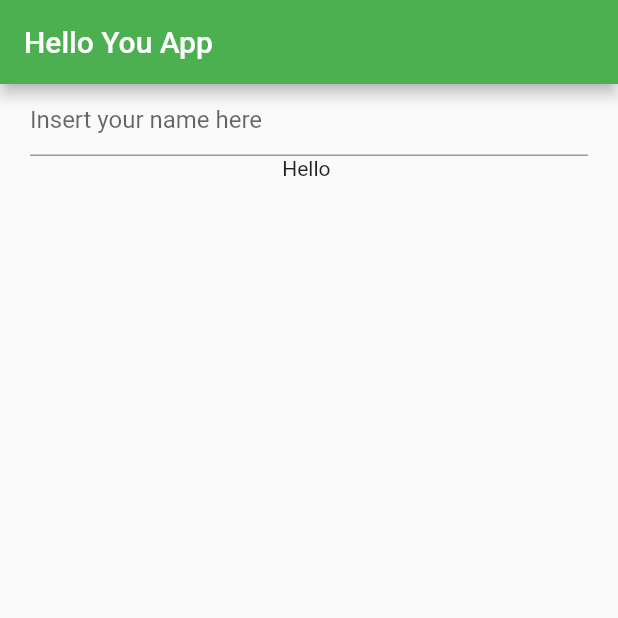
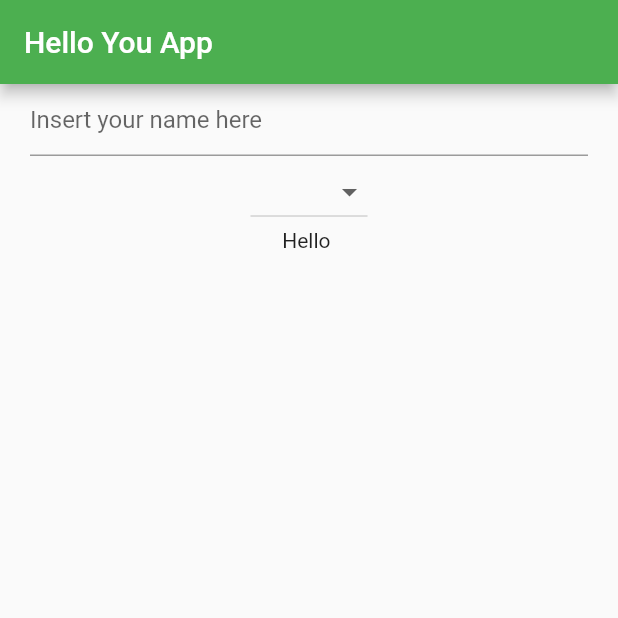
Before and after one commit to skondgekar/hello_you_app_20190929, a Flutter app: the screen it shows after launch, on a phone screen of 412 x 824 dp, the top half of it. Run offline on Flutter 3.47's test engine with Material 2 defaults, Android fonts, the phone set to English and light mode, and no system bars.

Commit message:
Created a dropdown button but selection is not working yet

```diff
--- a/lib/main.dart
+++ b/lib/main.dart
@@ -48,22 +48,33 @@ class UserInput extends StatefulWidget {
 
 class UserInputState extends State<UserInput> {
   String name = "";
+  final currencies = ["Dollars", "Euro", "Pounds"];
+  String _currency = "Dollars";
   @override
   Widget build(BuildContext context) {
-    // TODO: implement build
     return Container(
       padding: EdgeInsets.only(left: 20.0, right: 20.0),
       child: Column(
         children: <Widget>[
           TextField(
-            decoration: InputDecoration(
-              hintText: "Insert your name here"
-            ),
+            decoration: InputDecoration(hintText: "Insert your name here"),
             onSubmitted: (String string) {
               setState(() {
                 name = string;
               });
             },
+          ),
+          DropdownButton(
+            items: ["Dollars", "Euro", "Pounds"].map((String value) {
+              return DropdownMenuItem<String>(
+                value: value,
+                child: Text(
+                  value,
+                  textDirection: TextDirection.ltr,
+                ),
+              );
+            }).toList(),
+            onChanged: (String value) {},
           ),
           Text("Hello " + name)
         ],
```
